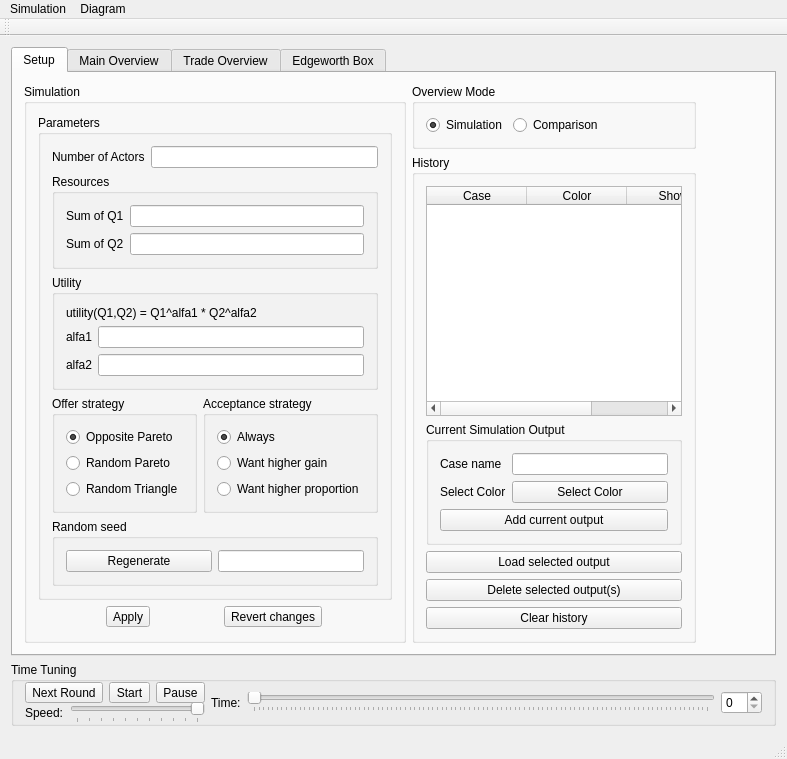
Old version of the form code/app/MarketPlayer/mainwindow.ui in the repository kottalovag/marketplayer.
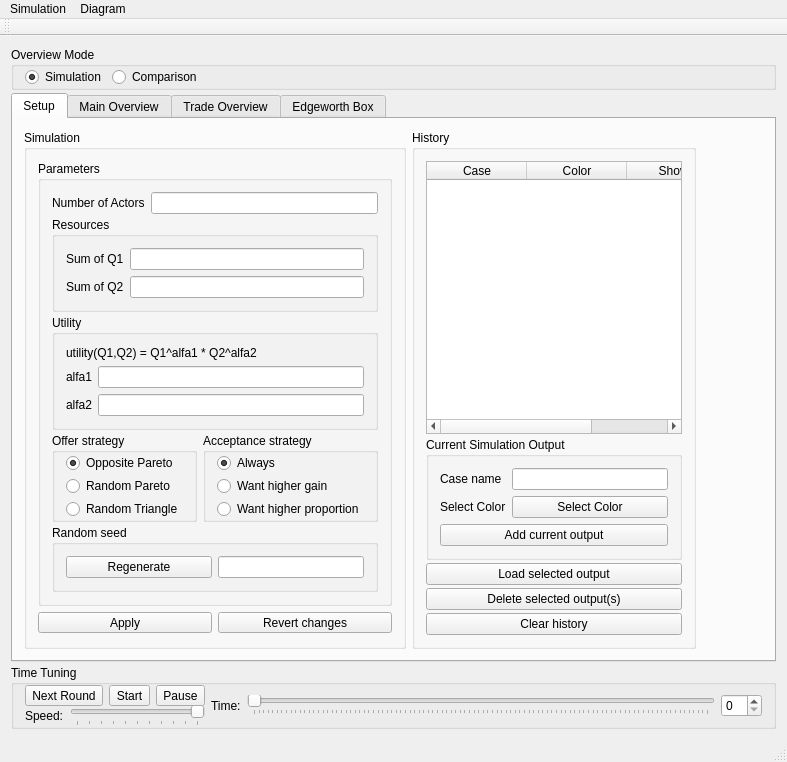
New version of the form. Custom widgets are drawn as their Qt base class.

Commit message: [m] Overview mode on UI got a distinction; making the layout spacing smaller

What changed in the file:
```diff
--- a/code/app/MarketPlayer/mainwindow.ui
+++ b/code/app/MarketPlayer/mainwindow.ui
@@ -15,6 +15,63 @@
   </property>
   <widget class="QWidget" name="centralWidget">
    <layout class="QVBoxLayout" name="verticalLayout_7">
+    <property name="spacing">
+     <number>3</number>
+    </property>
+    <item>
+     <widget class="QGroupBox" name="horizontalGroupBox_2">
+      <property name="title">
+       <string>Overview Mode</string>
+      </property>
+      <layout class="QHBoxLayout" name="horizontalLayout_5">
+       <property name="spacing">
+        <number>6</number>
+       </property>
+       <property name="topMargin">
+        <number>0</number>
+       </property>
+       <property name="bottomMargin">
+        <number>0</number>
+       </property>
+       <item>
+        <widget class="QRadioButton" name="radioButtonSimulation">
+         <property name="text">
+          <string>Simulation</string>
+         </property>
+         <property name="checked">
+          <bool>true</bool>
+         </property>
+         <attribute name="buttonGroup">
+          <string notr="true">buttonGroupOverviewMode</string>
+         </attribute>
+        </widget>
+       </item>
+       <item>
+        <widget class="QRadioButton" name="radioButtonComparison">
+         <property name="text">
+          <string>Comparison</string>
+         </property>
+         <attribute name="buttonGroup">
+          <string notr="true">buttonGroupOverviewMode</string>
+         </attribute>
+        </widget>
+       </item>
+       <item>
+        <spacer name="horizontalSpacer_2">
+         <property name="orientation">
+          <enum>Qt::Horizontal</enum>
+         </property>
+         <property name="sizeHint" stdset="0">
+          <size>
+           <width>40</width>
+           <height>20</height>
+          </size>
+         </property>
+        </spacer>
+       </item>
+      </layout>
+     </widget>
+    </item>
     <item>
      <widget class="QTabWidget" name="tabWidget">
       <property name="currentIndex">
@@ -43,6 +100,9 @@
               <string>Parameters</string>
              </property>
              <layout class="QVBoxLayout" name="verticalLayoutSetup">
+              <property name="spacing">
+               <number>3</number>
+              </property>
               <item>
                <layout class="QFormLayout" name="formLayout_2">
                 <item row="0" column="0">
@@ -203,6 +263,15 @@
                    <string>Offer strategy</string>
                   </property>
                   <layout class="QVBoxLayout" name="verticalLayout_3">
+                   <property name="spacing">
+                    <number>3</number>
+                   </property>
+                   <property name="topMargin">
+                    <number>0</number>
+                   </property>
+                   <property name="bottomMargin">
+                    <number>0</number>
+                   </property>
                    <item>
                     <widget class="QRadioButton" name="radioButtonOppositePareto">
                      <property name="text">
@@ -248,6 +317,15 @@
                    <string>Acceptance strategy</string>
                   </property>
                   <layout class="QVBoxLayout" name="verticalLayout_9">
+                   <property name="spacing">
+                    <number>3</number>
+                   </property>
+                   <property name="topMargin">
+                    <number>0</number>
+                   </property>
+                   <property name="bottomMargin">
+                    <number>0</number>
+                   </property>
                    <item>
                     <widget class="QRadioButton" name="radioButtonWantAlways">
                      <property name="text">
@@ -325,6 +403,12 @@
             <layout class="QHBoxLayout" name="horizontalLayout_4">
              <item>
               <widget class="QToolButton" name="toolButtonApply">
+               <property name="sizePolicy">
+                <sizepolicy hsizetype="Preferred" vsizetype="Preferred">
+                 <horstretch>0</horstretch>
+                 <verstretch>0</verstretch>
+                </sizepolicy>
+               </property>
                <property name="text">
                 <string>Apply</string>
                </property>
@@ -332,6 +416,12 @@
              </item>
              <item>
               <widget class="QToolButton" name="toolButtonRevertChanges">
+               <property name="sizePolicy">
+                <sizepolicy hsizetype="Preferred" vsizetype="Preferred">
+                 <horstretch>0</horstretch>
+                 <verstretch>0</verstretch>
+                </sizepolicy>
+               </property>
                <property name="text">
                 <string>Revert changes</string>
                </property>
@@ -357,57 +447,15 @@
         </item>
         <item>
          <layout class="QVBoxLayout" name="verticalLayout_19">
-          <item>
-           <widget class="QGroupBox" name="horizontalGroupBox_2">
-            <property name="title">
-             <string>Overview Mode</string>
-            </property>
-            <layout class="QHBoxLayout" name="horizontalLayout_5">
-             <item>
-              <widget class="QRadioButton" name="radioButtonSimulation">
-               <property name="text">
-                <string>Simulation</string>
-               </property>
-               <property name="checked">
-                <bool>true</bool>
-               </property>
-               <attribute name="buttonGroup">
-                <string notr="true">buttonGroupOverviewMode</string>
-               </attribute>
-              </widget>
-             </item>
-             <item>
-              <widget class="QRadioButton" name="radioButtonComparison">
-               <property name="text">
-                <string>Comparison</string>
-               </property>
-               <attribute name="buttonGroup">
-                <string notr="true">buttonGroupOverviewMode</string>
-               </attribute>
-              </widget>
-             </item>
-             <item>
-              <spacer name="horizontalSpacer_2">
-               <property name="orientation">
-                <enum>Qt::Horizontal</enum>
-               </property>
-               <property name="sizeHint" stdset="0">
-                <size>
-                 <width>40</width>
-                 <height>20</height>
-                </size>
-               </property>
-              </spacer>
-             </item>
-            </layout>
-           </widget>
-          </item>
           <item>
            <widget class="QGroupBox" name="groupBoxHistory">
             <property name="title">
              <string>History</string>
             </property>
             <layout class="QVBoxLayout" name="verticalLayout_18">
+             <property name="spacing">
+              <number>3</number>
+             </property>
              <item>
               <widget class="QTableWidget" name="tableWidgetCases">
                <property name="dragEnabled">
```
